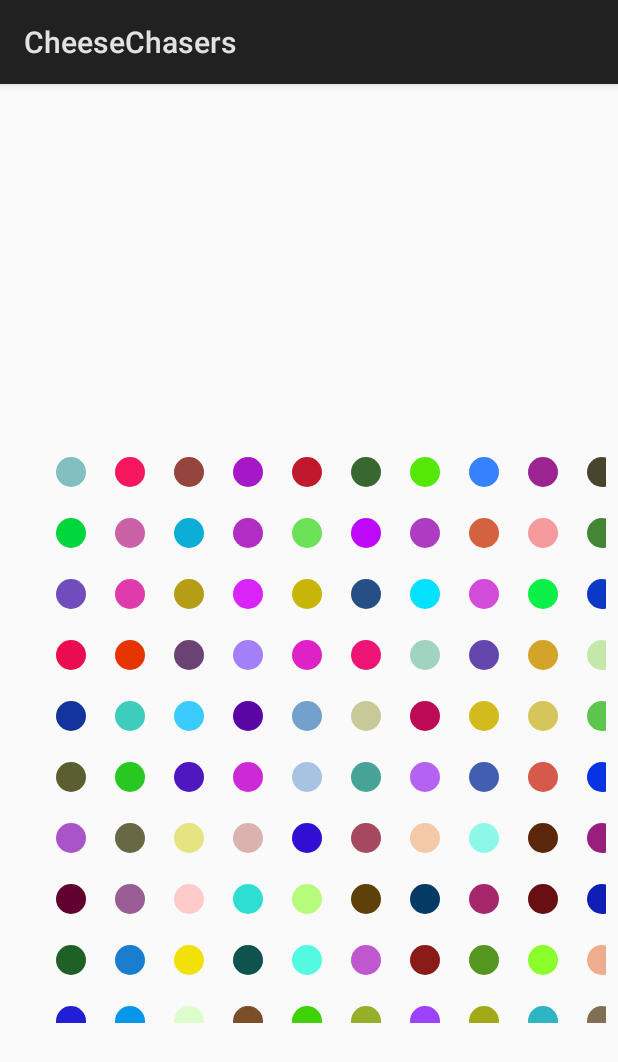
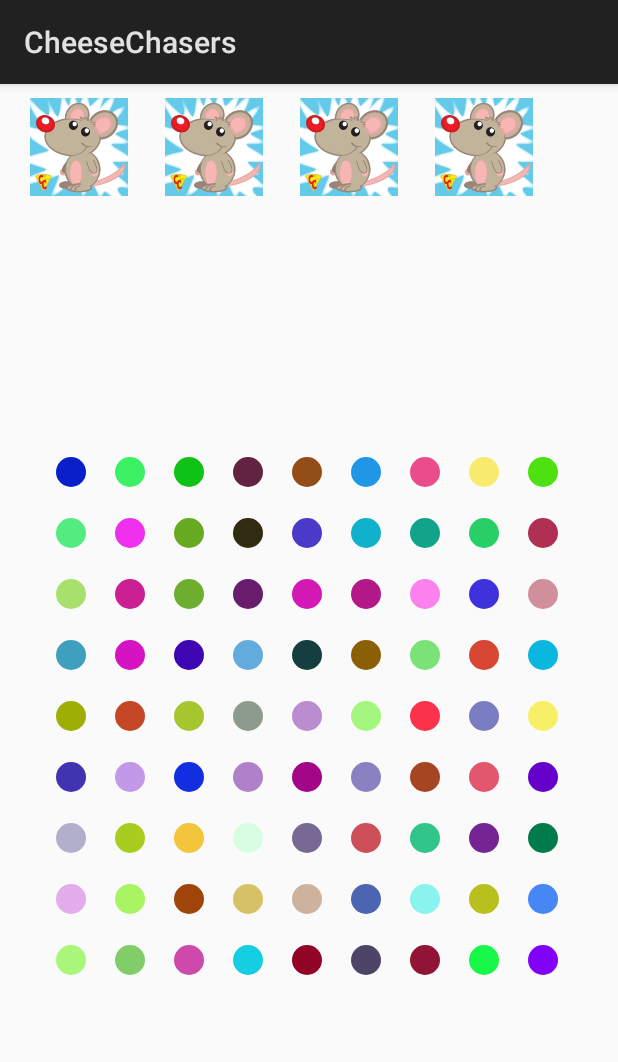
Before and after one commit to theoBCesi/CheeseChasers, an Android app: the PageGame screen opened directly, with no data from a screen before it, on a phone screen of 412 x 824 dp. Shown: the top 1062 px of the screen. Run offline under Robolectric (Android 15) with nearby library versions, the phone set to English and light mode, and no system bars.

Commit message:
Modification du design et correction du tableau sur la boucle for

```diff
--- a/app/src/main/java/com/example/tristans/cheesechasers/Dessin.java
+++ b/app/src/main/java/com/example/tristans/cheesechasers/Dessin.java
@@ -33,8 +33,8 @@ public class Dessin extends View implements View.OnTouchListener {
         int heightTotal = this.getHeight();
         int heightCase = heightTotal / 10;
 
-        for (int i = 0; i < jeux.length; i++) {
-            for (int j = 0; j < jeux[i].length; j++) {
+        for (int i = 0; i < jeux.length -1 ; i++) {
+            for (int j = 0; j < jeux[i].length -1 ; j++) {
                 Cercle c = new Cercle((widthCase + (widthCase * i)), (heightCase + (heightCase * j)), 15);
                 c.draw(canvas);
             }
@@ -81,7 +81,7 @@ class Case {
 
     public void draw(Canvas canvas) {
         Log.d("drawCase", "draw");
-        canvas.drawCircle(100, 100, 50, paint);
+        //canvas.drawCircle(100, 100, 50, paint);
         //canvas.drawRect(20, 20, 20, 20, paint);
         //canvas.drawBitmap(getRessource());
     }
--- a/app/src/main/res/layout/activity_page_game.xml
+++ b/app/src/main/res/layout/activity_page_game.xml
@@ -16,7 +16,56 @@
         android:orientation="horizontal"
         app:layout_constraintEnd_toEndOf="parent"
         app:layout_constraintStart_toStartOf="parent"
-        app:layout_constraintTop_toTopOf="parent"></LinearLayout>
+        app:layout_constraintTop_toTopOf="parent">
+
+        <LinearLayout
+            android:layout_width="90dp"
+            android:layout_height="match_parent"
+            android:gravity="center"
+            android:orientation="vertical">
+
+            <ImageButton
+                android:layout_width="65dp"
+                android:layout_height="65dp"
+                android:background="@drawable/mouse" />
+        </LinearLayout>
+
+        <LinearLayout
+            android:layout_width="90dp"
+            android:layout_height="match_parent"
+            android:gravity="center"
+            android:orientation="vertical">
+
+            <ImageButton
+                android:layout_width="65dp"
+                android:layout_height="65dp"
+                android:background="@drawable/mouse" />
+        </LinearLayout>
+
+        <LinearLayout
+            android:layout_width="90dp"
+            android:layout_height="match_parent"
+            android:gravity="center"
+            android:orientation="vertical">
+
+            <ImageButton
+                android:layout_width="65dp"
+                android:layout_height="65dp"
+                android:background="@drawable/mouse" />
+        </LinearLayout>
+
+        <LinearLayout
+            android:layout_width="90dp"
+            android:layout_height="match_parent"
+            android:gravity="center"
+            android:orientation="vertical">
+
+            <ImageButton
+                android:layout_width="65dp"
+                android:layout_height="65dp"
+                android:background="@drawable/mouse" />
+        </LinearLayout>
+    </LinearLayout>
 
     <com.example.tristans.cheesechasers.Dessin
         android:id="@+id/dessin"
```
